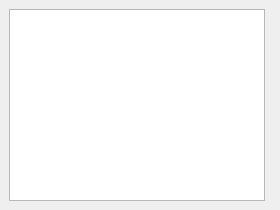
jamesdrudolph/LabFinal_VEEK, file src/mainwindow.ui: the form before one commit.
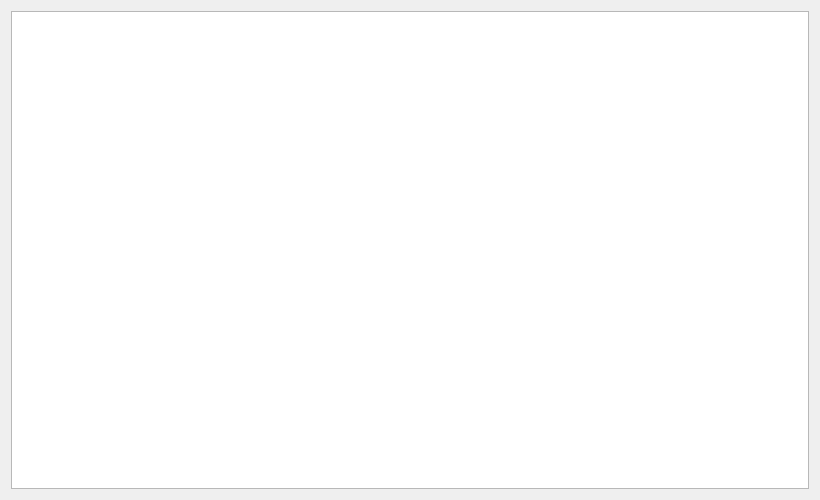
The form after the commit.

Diff of the .ui file:
```diff
--- a/src/mainwindow.ui
+++ b/src/mainwindow.ui
@@ -6,28 +6,22 @@
    <rect>
     <x>0</x>
     <y>0</y>
-    <width>280</width>
-    <height>210</height>
+    <width>820</width>
+    <height>500</height>
    </rect>
   </property>
   <property name="windowTitle">
    <string>MainWindow</string>
   </property>
-  <widget class="QWidget" name="centralwidget">
-   <layout class="QFormLayout" name="formLayout">
+  <widget class="QWidget" name="centralWidget">
+   <layout class="QGridLayout" name="gridLayout">
     <item row="0" column="0">
-     <widget class="QGraphicsView" name="graphicsView">
-      <property name="sizePolicy">
-       <sizepolicy hsizetype="Maximum" vsizetype="Maximum">
-        <horstretch>0</horstretch>
-        <verstretch>0</verstretch>
-       </sizepolicy>
-      </property>
-     </widget>
+     <widget class="QGraphicsView" name="graphicsView"/>
     </item>
    </layout>
   </widget>
  </widget>
+ <layoutdefault spacing="6" margin="11"/>
  <resources/>
  <connections/>
 </ui>
```
